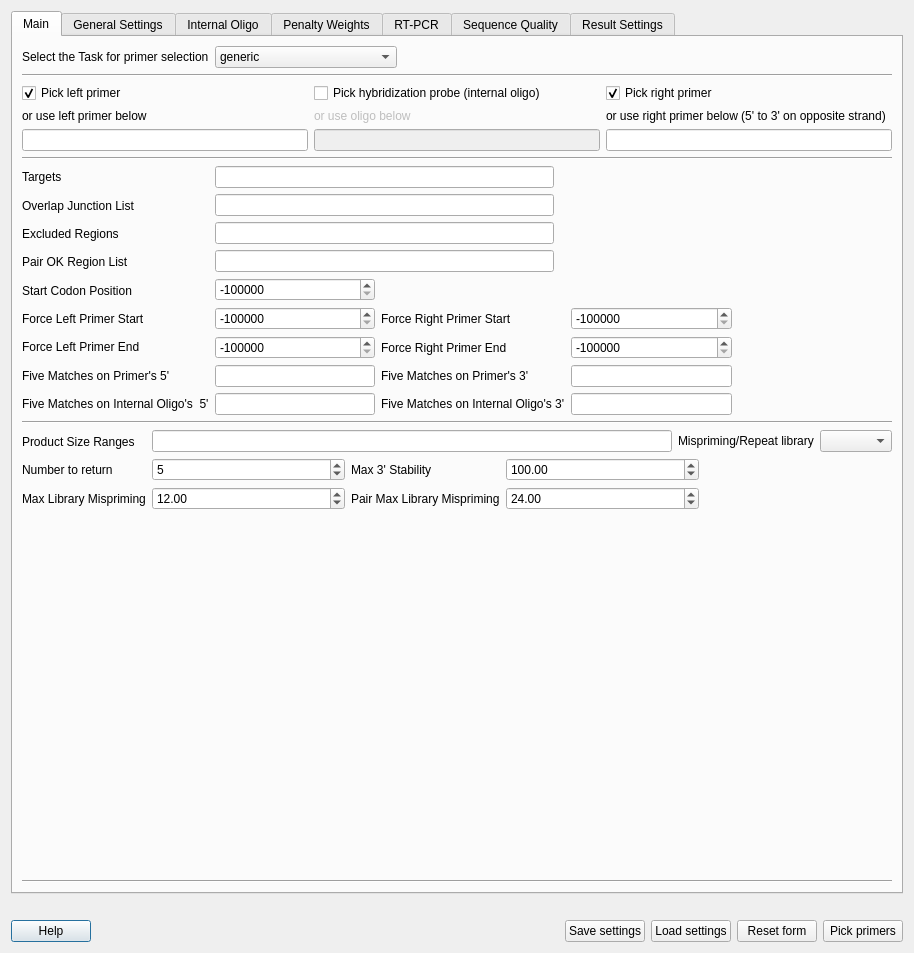
Old version of the form src/plugins_3rdparty/primer3/src/Primer3Dialog.ui in the repository ugeneunipro/ugene.
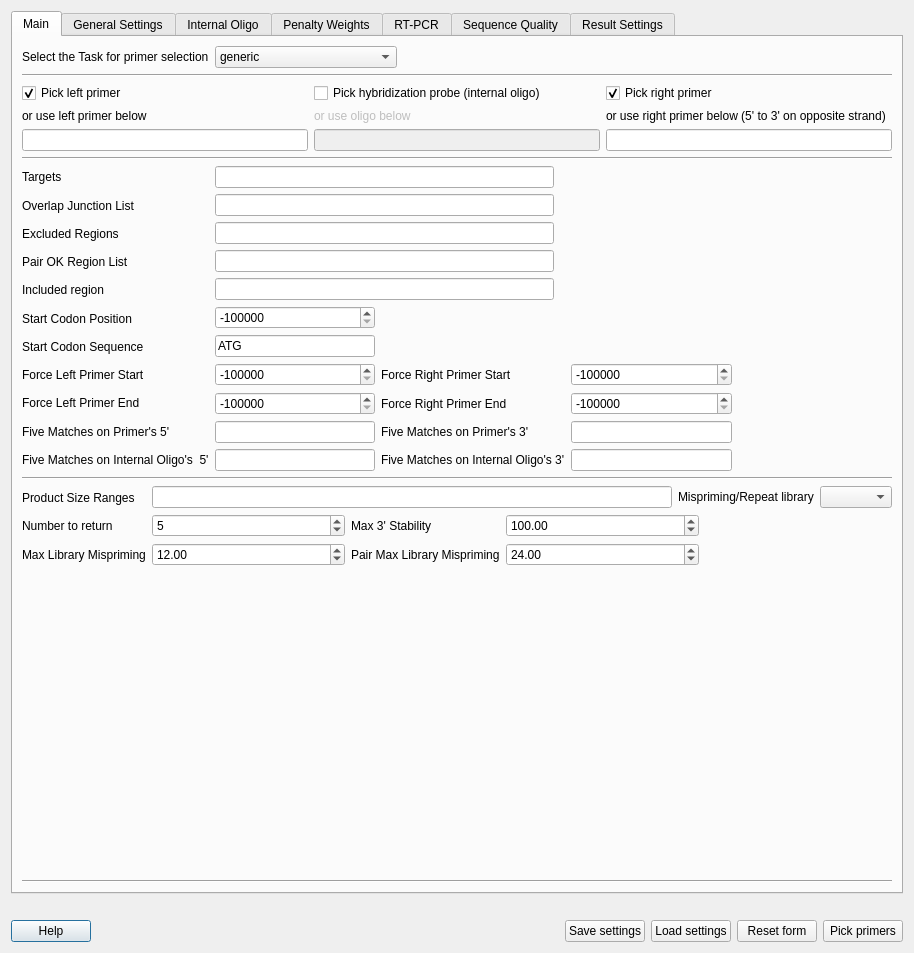
New version of the form.

```diff
--- a/src/plugins_3rdparty/primer3/src/Primer3Dialog.ui
+++ b/src/plugins_3rdparty/primer3/src/Primer3Dialog.ui
@@ -237,6 +237,13 @@
              </property>
             </widget>
            </item>
+           <item>
+            <widget class="QLabel" name="label_INCLUDED_REGION">
+             <property name="text">
+              <string>Included region</string>
+             </property>
+            </widget>
+           </item>
            <item>
             <widget class="QLabel" name="label_89">
              <property name="text">
@@ -244,6 +251,13 @@
              </property>
             </widget>
            </item>
+           <item>
+            <widget class="QLabel" name="label_START_CODON_SEQUENCE">
+             <property name="text">
+              <string>Start Codon Sequence</string>
+             </property>
+            </widget>
+           </item>
            <item>
             <widget class="QLabel" name="label_91">
              <property name="text">
@@ -362,121 +376,42 @@
              </property>
             </spacer>
            </item>
+           <item row="4" column="0">
+            <widget class="QLineEdit" name="edit_SEQUENCE_INCLUDED_REGION">
+             <property name="toolTip">
+              <string>A sub-region of the given sequence in which to pick primers. For example, often the first dozen or so bases of a sequence are vector, and should be excluded from consideration. The value for this parameter has the form
+
+&lt;start&gt;,&lt;length&gt;
+where &lt;start&gt; is the index of the first base to consider, and &lt;length&gt; is the number of subsequent bases in the primer-picking region.</string>
+             </property>
+            </widget>
+           </item>
+           <item row="4" column="1">
+            <spacer name="horizontalSpacer_41">
+             <property name="orientation">
+              <enum>Qt::Horizontal</enum>
+             </property>
+             <property name="sizeHint" stdset="0">
+              <size>
+               <width>40</width>
+               <height>20</height>
+              </size>
+             </property>
+            </spacer>
+           </item>
           </layout>
          </item>
          <item row="1" column="1">
           <layout class="QGridLayout" name="gridLayout_4">
-           <item row="0" column="0">
-            <widget class="QSpinBox" name="edit_SEQUENCE_START_CODON_POSITION">
-             <property name="toolTip">
-              <string>&lt;html&gt;&lt;head/&gt;&lt;body&gt;&lt;p&gt;&lt;span style=&quot; font-family:'Times New Roman'; color:#000000;&quot;&gt;Middle oligos may not overlap any region specified by this tag. The associated value must be a space-separated list of&lt;/span&gt;&lt;/p&gt;&lt;pre style=&quot; margin-top:12px; margin-bottom:12px; margin-left:0px; margin-right:0px; -qt-block-indent:0; text-indent:0px;&quot;&gt;&lt;span style=&quot; font-family:'Courier New'; font-style:italic; color:#000000;&quot;&gt;&amp;lt;start&amp;gt;&lt;/span&gt;&lt;span style=&quot; font-family:'Courier New'; color:#000000;&quot;&gt;,&lt;/span&gt;&lt;span style=&quot; font-family:'Courier New'; font-style:italic; color:#000000;&quot;&gt;&amp;lt;length&amp;gt;&lt;/span&gt;&lt;/pre&gt;&lt;p&gt;&lt;span style=&quot; font-family:'Times New Roman'; color:#000000;&quot;&gt;pairs, where &amp;lt;start&amp;gt; is the index of the first base of an excluded region, and &amp;lt;length&amp;gt; is its length. Often one would make Target regions excluded regions for internal oligos.&lt;/span&gt;&lt;/p&gt;&lt;/body&gt;&lt;/html&gt;</string>
-             </property>
-             <property name="minimum">
-              <number>-2000000</number>
-             </property>
-             <property name="maximum">
-              <number>999999999</number>
-             </property>
-             <property name="value">
-              <number>-2000000</number>
-             </property>
-            </widget>
-           </item>
-           <item row="1" column="0">
-            <widget class="QSpinBox" name="edit_SEQUENCE_FORCE_LEFT_START">
-             <property name="sizePolicy">
-              <sizepolicy hsizetype="Expanding" vsizetype="Fixed">
-               <horstretch>0</horstretch>
-               <verstretch>0</verstretch>
-              </sizepolicy>
-             </property>
-             <property name="toolTip">
-              <string>&lt;html&gt;&lt;head/&gt;&lt;body&gt;&lt;p&gt;&lt;span style=&quot; font-family:'Times New Roman'; color:#000000;&quot;&gt;Forces the 5' end of the left primer to be at the indicated position. Primers are also picked if they violate certain constraints. The default value indicates that the start of the left primer can be anywhere.&lt;/span&gt;&lt;/p&gt;&lt;/body&gt;&lt;/html&gt;</string>
-             </property>
-             <property name="minimum">
-              <number>-1000000</number>
-             </property>
-             <property name="maximum">
-              <number>999999999</number>
-             </property>
-             <property name="value">
-              <number>-1000000</number>
-             </property>
-            </widget>
-           </item>
-           <item row="1" column="1">
-            <widget class="QLabel" name="label_92">
-             <property name="text">
-              <string>Force Right Primer Start</string>
-             </property>
-            </widget>
-           </item>
-           <item row="1" column="2">
-            <widget class="QSpinBox" name="edit_SEQUENCE_FORCE_RIGHT_START">
-             <property name="sizePolicy">
-              <sizepolicy hsizetype="Expanding" vsizetype="Fixed">
-               <horstretch>0</horstretch>
-               <verstretch>0</verstretch>
-              </sizepolicy>
-             </property>
-             <property name="toolTip">
-              <string>&lt;html&gt;&lt;head/&gt;&lt;body&gt;&lt;p&gt;&lt;span style=&quot; font-family:'Times New Roman'; color:#000000;&quot;&gt;Forces the 5' end of the right primer to be at the indicated position. Primers are also picked if they violate certain constraints. The default value indicates that the start of the right primer can be anywhere.&lt;/span&gt;&lt;/p&gt;&lt;/body&gt;&lt;/html&gt;</string>
-             </property>
-             <property name="minimum">
-              <number>-1000000</number>
-             </property>
-             <property name="maximum">
-              <number>999999999</number>
-             </property>
-             <property name="value">
-              <number>-1000000</number>
-             </property>
-            </widget>
-           </item>
-           <item row="1" column="3">
-            <spacer name="horizontalSpacer_44">
-             <property name="orientation">
-              <enum>Qt::Horizontal</enum>
-             </property>
-             <property name="sizeHint" stdset="0">
-              <size>
-               <width>40</width>
-               <height>20</height>
-              </size>
-             </property>
-            </spacer>
-           </item>
-           <item row="2" column="0">
-            <widget class="QSpinBox" name="edit_SEQUENCE_FORCE_LEFT_END">
-             <property name="sizePolicy">
-              <sizepolicy hsizetype="Expanding" vsizetype="Fixed">
-               <horstretch>0</horstretch>
-               <verstretch>0</verstretch>
-              </sizepolicy>
-             </property>
-             <property name="toolTip">
-              <string>&lt;html&gt;&lt;head/&gt;&lt;body&gt;&lt;p&gt;&lt;span style=&quot; font-family:'Times New Roman'; color:#000000;&quot;&gt;Forces the 3' end of the left primer to be at the indicated position. Primers are also picked if they violate certain constraints. The default value indicates that the end of the left primer can be anywhere.&lt;/span&gt;&lt;/p&gt;&lt;/body&gt;&lt;/html&gt;</string>
-             </property>
-             <property name="minimum">
-              <number>-1000000</number>
-             </property>
-             <property name="maximum">
-              <number>999999999</number>
-             </property>
-             <property name="value">
-              <number>-1000000</number>
-             </property>
-            </widget>
-           </item>
-           <item row="2" column="1">
+           <item row="3" column="1">
             <widget class="QLabel" name="label_93">
              <property name="text">
               <string>Force Right Primer End</string>
              </property>
             </widget>
            </item>
-           <item row="2" column="2">
-            <widget class="QSpinBox" name="edit_SEQUENCE_FORCE_RIGHT_END">
+           <item row="3" column="0">
+            <widget class="QSpinBox" name="edit_SEQUENCE_FORCE_LEFT_END">
              <property name="sizePolicy">
               <sizepolicy hsizetype="Expanding" vsizetype="Fixed">
                <horstretch>0</horstretch>
@@ -498,6 +433,41 @@
             </widget>
            </item>
            <item row="2" column="3">
+            <spacer name="horizontalSpacer_44">
+             <property name="orientation">
+              <enum>Qt::Horizontal</enum>
+             </property>
+             <property name="sizeHint" stdset="0">
+              <size>
+               <width>40</width>
+               <height>20</height>
+              </size>
+             </property>
+            </spacer>
+           </item>
+           <item row="2" column="0">
+            <widget class="QSpinBox" name="edit_SEQUENCE_FORCE_LEFT_START">
+             <property name="sizePolicy">
+              <sizepolicy hsizetype="Expanding" vsizetype="Fixed">
+               <horstretch>0</horstretch>
+               <verstretch>0</verstretch>
+              </sizepolicy>
+             </property>
+             <property name="toolTip">
+              <string>&lt;html&gt;&lt;head/&gt;&lt;body&gt;&lt;p&gt;&lt;span style=&quot; font-family:'Times New Roman'; color:#000000;&quot;&gt;Forces the 5' end of the left primer to be at the indicated position. Primers are also picked if they violate certain constraints. The default value indicates that the start of the left primer can be anywhere.&lt;/span&gt;&lt;/p&gt;&lt;/body&gt;&lt;/html&gt;</string>
+             </property>
+             <property name="minimum">
+              <number>-1000000</number>
+             </property>
+             <property name="maximum">
+              <number>999999999</number>
+             </property>
+             <property name="value">
+              <number>-1000000</number>
+             </property>
+            </widget>
+           </item>
+           <item row="3" column="3">
             <spacer name="horizontalSpacer_45">
              <property name="orientation">
               <enum>Qt::Horizontal</enum>
@@ -510,20 +480,59 @@
              </property>
             </spacer>
            </item>
-           <item row="3" column="0">
-            <widget class="QLineEdit" name="edit_PRIMER_MUST_MATCH_FIVE_PRIME"/>
+           <item row="5" column="3">
+            <spacer name="horizontalSpacer_56">
+             <property name="orientation">
+              <enum>Qt::Horizontal</enum>
+             </property>
+             <property name="sizeHint" stdset="0">
+              <size>
+               <width>40</width>
+               <height>20</height>
+              </size>
+             </property>
+            </spacer>
            </item>
-           <item row="3" column="1">
+           <item row="5" column="0">
+            <widget class="QLineEdit" name="edit_PRIMER_INTERNAL_MUST_MATCH_FIVE_PRIME"/>
+           </item>
+           <item row="4" column="1">
             <widget class="QLabel" name="label_35">
              <property name="text">
               <string>Five Matches on Primer's 3'</string>
              </property>
             </widget>
            </item>
-           <item row="3" column="2">
-            <widget class="QLineEdit" name="edit_PRIMER_MUST_MATCH_THREE_PRIME"/>
+           <item row="4" column="0">
+            <widget class="QLineEdit" name="edit_PRIMER_MUST_MATCH_FIVE_PRIME"/>
            </item>
-           <item row="3" column="3">
+           <item row="5" column="2">
+            <widget class="QLineEdit" name="edit_PRIMER_INTERNAL_MUST_MATCH_THREE_PRIME"/>
+           </item>
+           <item row="5" column="1">
+            <widget class="QLabel" name="label_123">
+             <property name="text">
+              <string>Five Matches on Internal Oligo's 3'</string>
+             </property>
+            </widget>
+           </item>
+           <item row="0" column="0">
+            <widget class="QSpinBox" name="edit_SEQUENCE_START_CODON_POSITION">
+             <property name="toolTip">
+              <string>&lt;html&gt;&lt;head/&gt;&lt;body&gt;&lt;p&gt;&lt;span style=&quot; font-family:'Times New Roman'; color:#000000;&quot;&gt;Middle oligos may not overlap any region specified by this tag. The associated value must be a space-separated list of&lt;/span&gt;&lt;/p&gt;&lt;pre style=&quot; margin-top:12px; margin-bottom:12px; margin-left:0px; margin-right:0px; -qt-block-indent:0; text-indent:0px;&quot;&gt;&lt;span style=&quot; font-family:'Courier New'; font-style:italic; color:#000000;&quot;&gt;&amp;lt;start&amp;gt;&lt;/span&gt;&lt;span style=&quot; font-family:'Courier New'; color:#000000;&quot;&gt;,&lt;/span&gt;&lt;span style=&quot; font-family:'Courier New'; font-style:italic; color:#000000;&quot;&gt;&amp;lt;length&amp;gt;&lt;/span&gt;&lt;/pre&gt;&lt;p&gt;&lt;span style=&quot; font-family:'Times New Roman'; color:#000000;&quot;&gt;pairs, where &amp;lt;start&amp;gt; is the index of the first base of an excluded region, and &amp;lt;length&amp;gt; is its length. Often one would make Target regions excluded regions for internal oligos.&lt;/span&gt;&lt;/p&gt;&lt;/body&gt;&lt;/html&gt;</string>
+             </property>
+             <property name="minimum">
+              <number>-2000000</number>
+             </property>
+             <property name="maximum">
+              <number>999999999</number>
+             </property>
+             <property name="value">
+              <number>-2000000</number>
+             </property>
+            </widget>
+           </item>
+           <item row="4" column="3">
             <spacer name="horizontalSpacer_55">
              <property name="orientation">
               <enum>Qt::Horizontal</enum>
@@ -539,31 +548,66 @@
              </property>
             </spacer>
            </item>
-           <item row="4" column="0">
-            <widget class="QLineEdit" name="edit_PRIMER_INTERNAL_MUST_MATCH_FIVE_PRIME"/>
-           </item>
-           <item row="4" column="1">
-            <widget class="QLabel" name="label_123">
-             <property name="text">
-              <string>Five Matches on Internal Oligo's 3'</string>
+           <item row="2" column="2">
+            <widget class="QSpinBox" name="edit_SEQUENCE_FORCE_RIGHT_START">
+             <property name="sizePolicy">
+              <sizepolicy hsizetype="Expanding" vsizetype="Fixed">
+               <horstretch>0</horstretch>
+               <verstretch>0</verstretch>
+              </sizepolicy>
+             </property>
+             <property name="toolTip">
+              <string>&lt;html&gt;&lt;head/&gt;&lt;body&gt;&lt;p&gt;&lt;span style=&quot; font-family:'Times New Roman'; color:#000000;&quot;&gt;Forces the 5' end of the right primer to be at the indicated position. Primers are also picked if they violate certain constraints. The default value indicates that the start of the right primer can be anywhere.&lt;/span&gt;&lt;/p&gt;&lt;/body&gt;&lt;/html&gt;</string>
+             </property>
+             <property name="minimum">
+              <number>-1000000</number>
+             </property>
+             <property name="maximum">
+              <number>999999999</number>
+             </property>
+             <property name="value">
+              <number>-1000000</number>
              </property>
             </widget>
            </item>
            <item row="4" column="2">
-            <widget class="QLineEdit" name="edit_PRIMER_INTERNAL_MUST_MATCH_THREE_PRIME"/>
+            <widget class="QLineEdit" name="edit_PRIMER_MUST_MATCH_THREE_PRIME"/>
            </item>
-           <item row="4" column="3">
-            <spacer name="horizontalSpacer_56">
-             <property name="orientation">
-              <enum>Qt::Horizontal</enum>
+           <item row="2" column="1">
+            <widget class="QLabel" name="label_92">
+             <property name="text">
+              <string>Force Right Primer Start</string>
              </property>
-             <property name="sizeHint" stdset="0">
-              <size>
-               <width>40</width>
-               <height>20</height>
-              </size>
+            </widget>
+           </item>
+           <item row="3" column="2">
+            <widget class="QSpinBox" name="edit_SEQUENCE_FORCE_RIGHT_END">
+             <property name="sizePolicy">
+              <sizepolicy hsizetype="Expanding" vsizetype="Fixed">
+               <horstretch>0</horstretch>
+               <verstretch>0</verstretch>
+              </sizepolicy>
              </property>
-            </spacer>
+             <property name="toolTip">
+              <string>&lt;html&gt;&lt;head/&gt;&lt;body&gt;&lt;p&gt;&lt;span style=&quot; font-family:'Times New Roman'; color:#000000;&quot;&gt;Forces the 3' end of the right primer to be at the indicated position. Primers are also picked if they violate certain constraints. The default value indicates that the end of the right primer can be anywhere.&lt;/span&gt;&lt;/p&gt;&lt;/body&gt;&lt;/html&gt;</string>
+             </property>
+             <property name="minimum">
+              <number>-1000000</number>
+             </property>
+             <property name="maximum">
+              <number>999999999</number>
+             </property>
+             <property name="value">
+              <number>-1000000</number>
+             </property>
+            </widget>
+           </item>
+           <item row="1" column="0">
+            <widget class="QLineEdit" name="edit_SEQUENCE_START_CODON_SEQUENCE">
+             <property name="text">
+              <string>ATG</string>
+             </property>
+            </widget>
            </item>
           </layout>
          </item>
```
Left out of the diff: 6 changed lines with no effect on the pictures.
